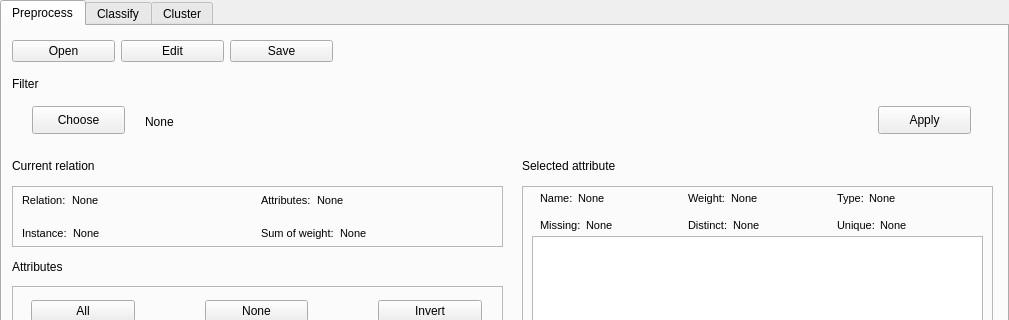
The window that gui/designUI/Main.ui (ccreeper/weka-forpy) describes before a commit, drawn with Qt 5; both pictures show x 0 to 1009 and y 0 to 320 of the 1009 by 756 pixel window.
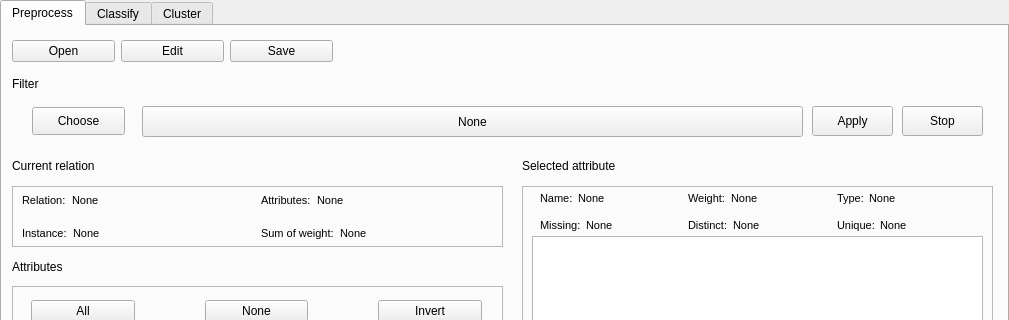
The same window after the commit. The open tabs and pages were chosen to show the change. Custom widgets are drawn as their Qt base class.

```diff
--- a/gui/designUI/Main.ui
+++ b/gui/designUI/Main.ui
@@ -45,6 +45,32 @@
         <height>51</height>
        </rect>
       </property>
+      <widget class="QPushButton" name="apply_btn">
+       <property name="geometry">
+        <rect>
+         <x>800</x>
+         <y>10</y>
+         <width>81</width>
+         <height>30</height>
+        </rect>
+       </property>
+       <property name="text">
+        <string>Apply</string>
+       </property>
+      </widget>
+      <widget class="QPushButton" name="filter_stop_btn">
+       <property name="geometry">
+        <rect>
+         <x>890</x>
+         <y>10</y>
+         <width>81</width>
+         <height>30</height>
+        </rect>
+       </property>
+       <property name="text">
+        <string>Stop</string>
+       </property>
+      </widget>
      </widget>
      <widget class="QLabel" name="label">
       <property name="geometry">
@@ -693,43 +719,11 @@
        </rect>
       </property>
      </widget>
-     <widget class="QPushButton" name="apply_btn">
-      <property name="geometry">
-       <rect>
-        <x>876</x>
-        <y>80</y>
-        <width>93</width>
-        <height>28</height>
-       </rect>
-      </property>
-      <property name="text">
-       <string>Apply</string>
-      </property>
-     </widget>
-     <widget class="QLabel" name="label_9">
-      <property name="geometry">
-       <rect>
-        <x>143</x>
-        <y>80</y>
-        <width>711</width>
-        <height>31</height>
-       </rect>
-      </property>
-      <property name="sizePolicy">
-       <sizepolicy hsizetype="Preferred" vsizetype="Preferred">
-        <horstretch>5</horstretch>
-        <verstretch>0</verstretch>
-       </sizepolicy>
-      </property>
-      <property name="text">
-       <string>None</string>
-      </property>
-     </widget>
      <widget class="TreeNodeButton" name="chose_btn">
       <property name="geometry">
        <rect>
         <x>30</x>
-        <y>80</y>
+        <y>81</y>
         <width>93</width>
         <height>28</height>
        </rect>
@@ -738,6 +732,22 @@
        <string>Choose</string>
       </property>
      </widget>
+     <widget class="QPushButton" name="option_filter">
+      <property name="geometry">
+       <rect>
+        <x>140</x>
+        <y>80</y>
+        <width>661</width>
+        <height>31</height>
+       </rect>
+      </property>
+      <property name="contextMenuPolicy">
+       <enum>Qt::PreventContextMenu</enum>
+      </property>
+      <property name="text">
+       <string>None</string>
+      </property>
+     </widget>
      <zorder>label</zorder>
      <zorder>summaryPanel</zorder>
      <zorder>label_2</zorder>
```
Left out of the diff: 5 changed lines with no effect on the pictures.
